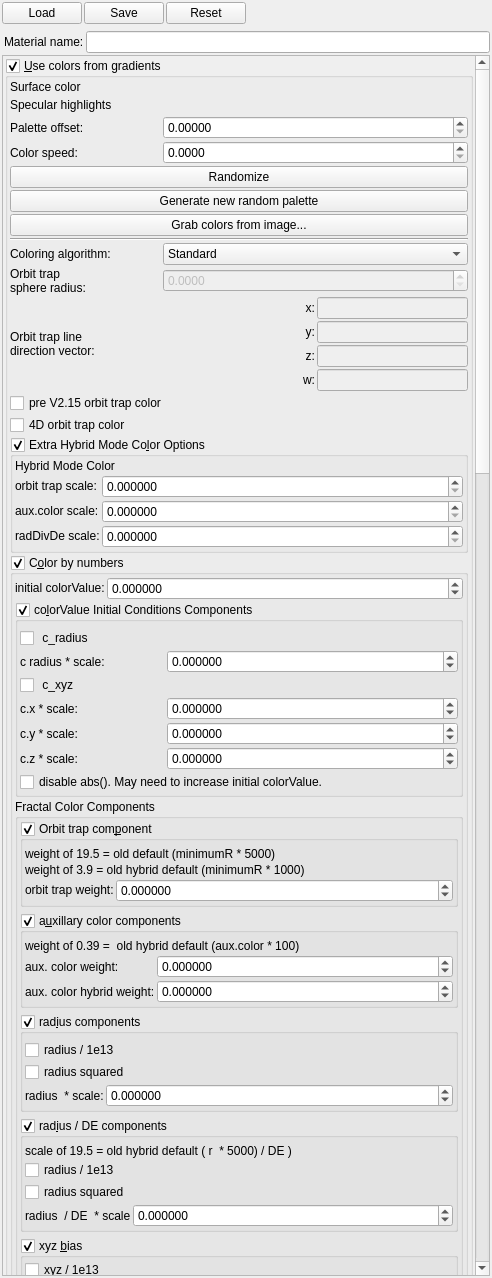
This is mandelbulber2/qt/material_editor.ui in buddhi1980/mandelbulber2 as Qt 5 draws it before an edit. The edited form follows.
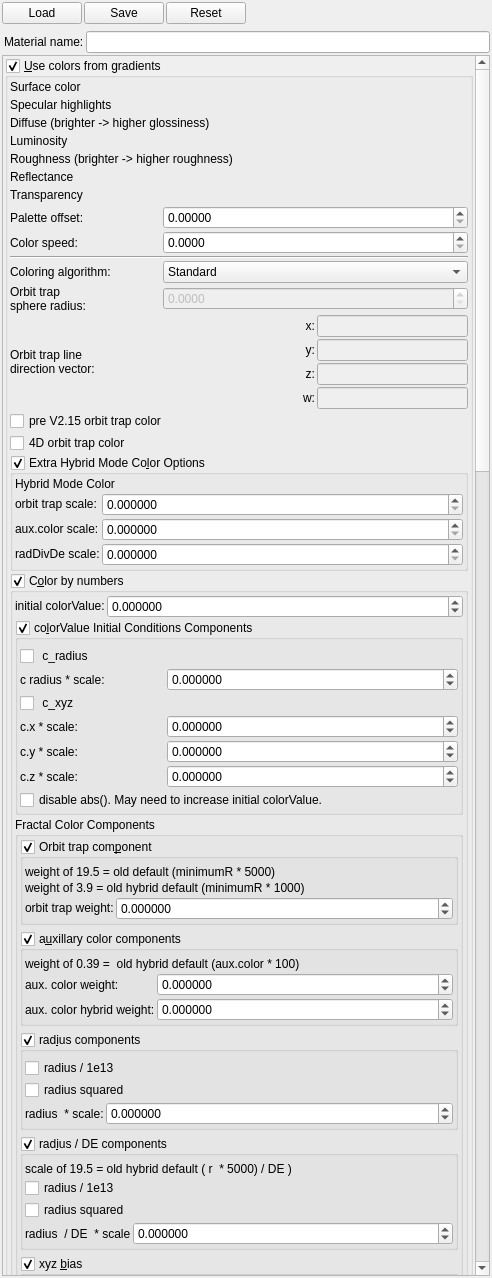
This is the edited form. Icons and pictures are not drawn. Custom widgets are drawn as their Qt base class.

Patch:
```diff
--- a/mandelbulber2/qt/material_editor.ui
+++ b/mandelbulber2/qt/material_editor.ui
@@ -121,7 +121,7 @@
         <x>0</x>
         <y>0</y>
         <width>466</width>
-        <height>3614</height>
+        <height>3683</height>
        </rect>
       </property>
       <layout class="QVBoxLayout" name="verticalLayout_2">
@@ -188,7 +188,57 @@
            <widget class="cGradientEditWidget" name="colorpalette_specular_gradient" native="true"/>
           </item>
           <item>
-           <layout class="QGridLayout" name="gridLayout_34" rowstretch="0,0,0,0,0,0,0,0,0,0,0,0" columnstretch="0,0,0">
+           <widget class="QLabel" name="label_7">
+            <property name="text">
+             <string>Diffuse (brighter -&gt; higher glossiness)</string>
+            </property>
+           </widget>
+          </item>
+          <item>
+           <widget class="cGradientEditWidget" name="colorpalette_diffuse_gradient" native="true"/>
+          </item>
+          <item>
+           <widget class="QLabel" name="label_8">
+            <property name="text">
+             <string>Luminosity</string>
+            </property>
+           </widget>
+          </item>
+          <item>
+           <widget class="cGradientEditWidget" name="colorpalette_luminosity_gradient" native="true"/>
+          </item>
+          <item>
+           <widget class="QLabel" name="label_9">
+            <property name="text">
+             <string>Roughness (brighter -&gt; higher roughness)</string>
+            </property>
+           </widget>
+          </item>
+          <item>
+           <widget class="cGradientEditWidget" name="colorpalette_roughness_gradient" native="true"/>
+          </item>
+          <item>
+           <widget class="QLabel" name="label_10">
+            <property name="text">
+             <string>Reflectance</string>
+            </property>
+           </widget>
+          </item>
+          <item>
+           <widget class="cGradientEditWidget" name="colorpalette_reflectance_gradient" native="true"/>
+          </item>
+          <item>
+           <widget class="QLabel" name="label_11">
+            <property name="text">
+             <string>Transparency</string>
+            </property>
+           </widget>
+          </item>
+          <item>
+           <widget class="cGradientEditWidget" name="colorpalette_transparency_gradient" native="true"/>
+          </item>
+          <item>
+           <layout class="QGridLayout" name="gridLayout_34" rowstretch="0,0,0,0,0,0,0,0,0" columnstretch="0,0,0">
             <property name="spacing">
              <number>2</number>
             </property>
@@ -206,23 +256,7 @@
               </property>
              </widget>
             </item>
-            <item row="2" column="0" colspan="3">
-             <widget class="QPushButton" name="pushButton_randomize">
-              <property name="sizePolicy">
-               <sizepolicy hsizetype="Minimum" vsizetype="Maximum">
-                <horstretch>0</horstretch>
-                <verstretch>0</verstretch>
-               </sizepolicy>
-              </property>
-              <property name="toolTip">
-               <string>&lt;html&gt;&lt;head/&gt;&lt;body&gt;&lt;p&gt;Generate a new random seed and palette&lt;/p&gt;&lt;/body&gt;&lt;/html&gt;</string>
-              </property>
-              <property name="text">
-               <string>Randomize</string>
-              </property>
-             </widget>
-            </item>
-            <item row="7" column="0">
+            <item row="4" column="0">
              <widget class="QLabel" name="label_fractal_coloring_circle_radius">
               <property name="text">
                <string>Orbit trap
@@ -230,7 +264,7 @@
               </property>
              </widget>
             </item>
-            <item row="8" column="2">
+            <item row="5" column="2">
              <widget class="MyLineEdit" name="vect4_fractal_coloring_line_direction_x">
               <property name="enabled">
                <bool>false</bool>
@@ -246,14 +280,14 @@
               </property>
              </widget>
             </item>
-            <item row="5" column="0" colspan="3">
+            <item row="2" column="0" colspan="3">
              <widget class="Line" name="line_4">
               <property name="orientation">
                <enum>Qt::Horizontal</enum>
               </property>
              </widget>
             </item>
-            <item row="10" column="2">
+            <item row="7" column="2">
              <widget class="MyLineEdit" name="vect4_fractal_coloring_line_direction_z">
               <property name="enabled">
                <bool>false</bool>
@@ -269,7 +303,7 @@
               </property>
              </widget>
             </item>
-            <item row="8" column="1">
+            <item row="5" column="1">
              <widget class="QLabel" name="label_fractal_coloring_line_direction_x">
               <property name="text">
                <string>x:</string>
@@ -279,7 +313,7 @@
               </property>
              </widget>
             </item>
-            <item row="10" column="1">
+            <item row="7" column="1">
              <widget class="QLabel" name="label_fractal_coloring_line_direction_z">
               <property name="text">
                <string>z:</string>
@@ -289,22 +323,6 @@
               </property>
              </widget>
             </item>
-            <item row="4" column="0" colspan="3">
-             <widget class="QPushButton" name="pushButton_getPaletteFromImage">
-              <property name="sizePolicy">
-               <sizepolicy hsizetype="Minimum" vsizetype="Maximum">
-                <horstretch>0</horstretch>
-                <verstretch>0</verstretch>
-               </sizepolicy>
-              </property>
-              <property name="toolTip">
-               <string>&lt;html&gt;&lt;head/&gt;&lt;body&gt;&lt;p&gt;Creates a  color palette from a selected picture&lt;/p&gt;&lt;/body&gt;&lt;/html&gt;</string>
-              </property>
-              <property name="text">
-               <string>Grab colors from image...</string>
-              </property>
-             </widget>
-            </item>
             <item row="1" column="1" colspan="2">
              <widget class="MyDoubleSpinBox" name="spinbox_coloring_speed">
               <property name="sizePolicy">
@@ -342,7 +360,7 @@
               </property>
              </widget>
             </item>
-            <item row="7" column="1" colspan="2">
+            <item row="4" column="1" colspan="2">
              <widget class="MyDoubleSpinBox" name="spinbox_fractal_coloring_sphere_radius">
               <property name="enabled">
                <bool>false</bool>
@@ -382,7 +400,7 @@
               </property>
              </widget>
             </item>
-            <item row="6" column="1" colspan="2">
+            <item row="3" column="1" colspan="2">
              <widget class="MyComboBox" name="comboBox_fractal_coloring_algorithm">
               <property name="sizePolicy">
                <sizepolicy hsizetype="Preferred" vsizetype="Preferred">
@@ -420,7 +438,7 @@
               </item>
              </widget>
             </item>
-            <item row="9" column="1">
+            <item row="6" column="1">
              <widget class="QLabel" name="label_fractal_coloring_line_direction_y">
               <property name="text">
                <string>y:</string>
@@ -430,30 +448,14 @@
               </property>
              </widget>
             </item>
-            <item row="3" column="0" colspan="3">
-             <widget class="QPushButton" name="pushButton_randomPalette">
-              <property name="sizePolicy">
-               <sizepolicy hsizetype="Minimum" vsizetype="Maximum">
-                <horstretch>0</horstretch>
-                <verstretch>0</verstretch>
-               </sizepolicy>
-              </property>
-              <property name="toolTip">
-               <string>&lt;html&gt;&lt;head/&gt;&lt;body&gt;&lt;p&gt;Generate a palette from the random seed value.&lt;/p&gt;&lt;p&gt;This applies changes to palette size and color saturation.&lt;/p&gt;&lt;/body&gt;&lt;/html&gt;</string>
-              </property>
-              <property name="text">
-               <string>Generate new random palette</string>
-              </property>
-             </widget>
-            </item>
-            <item row="6" column="0">
+            <item row="3" column="0">
              <widget class="QLabel" name="label_354">
               <property name="text">
                <string>Coloring algorithm:</string>
               </property>
              </widget>
             </item>
-            <item row="9" column="2">
+            <item row="6" column="2">
              <widget class="MyLineEdit" name="vect4_fractal_coloring_line_direction_y">
               <property name="enabled">
                <bool>false</bool>
@@ -506,7 +508,7 @@
               </property>
              </widget>
             </item>
-            <item row="11" column="1">
+            <item row="8" column="1">
              <widget class="QLabel" name="label_fractal_coloring_line_direction_z_2">
               <property name="text">
                <string>w:</string>
@@ -516,7 +518,7 @@
               </property>
              </widget>
             </item>
-            <item row="11" column="2">
+            <item row="8" column="2">
              <widget class="MyLineEdit" name="vect4_fractal_coloring_line_direction_w">
               <property name="enabled">
                <bool>false</bool>
@@ -532,7 +534,7 @@
               </property>
              </widget>
             </item>
-            <item row="8" column="0" rowspan="4">
+            <item row="5" column="0" rowspan="4">
              <widget class="QLabel" name="label_fractal_coloring_line_direction">
               <property name="text">
                <string>Orbit trap line
```
Left out of the diff: 2 changed lines with no effect on the pictures.
